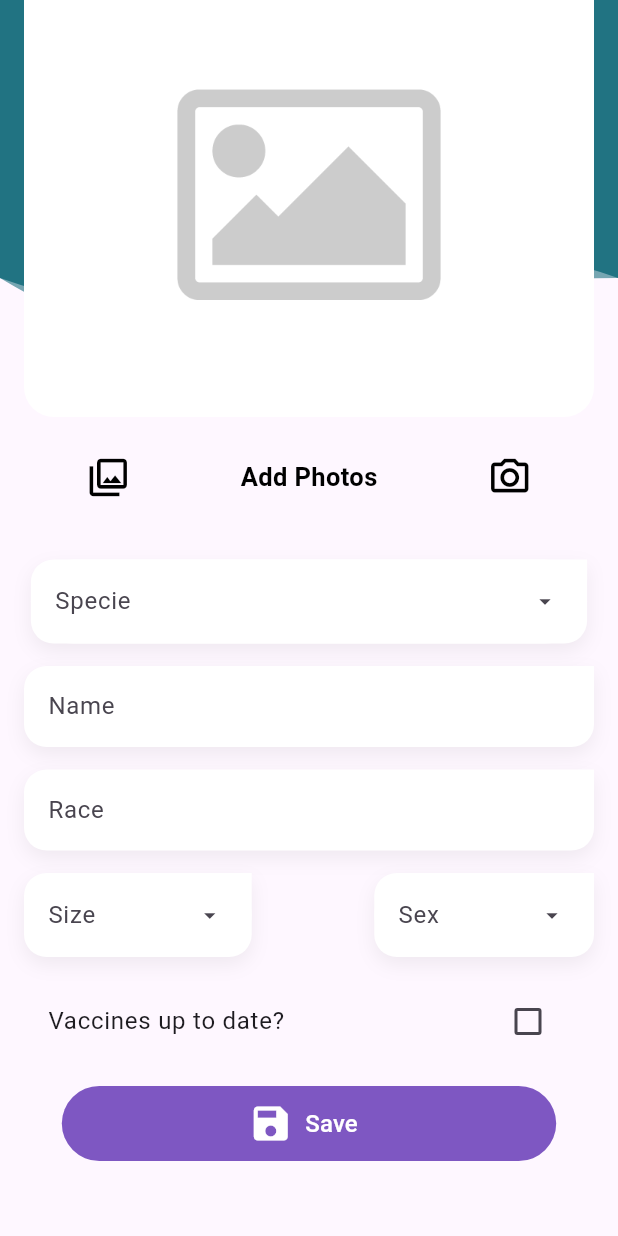
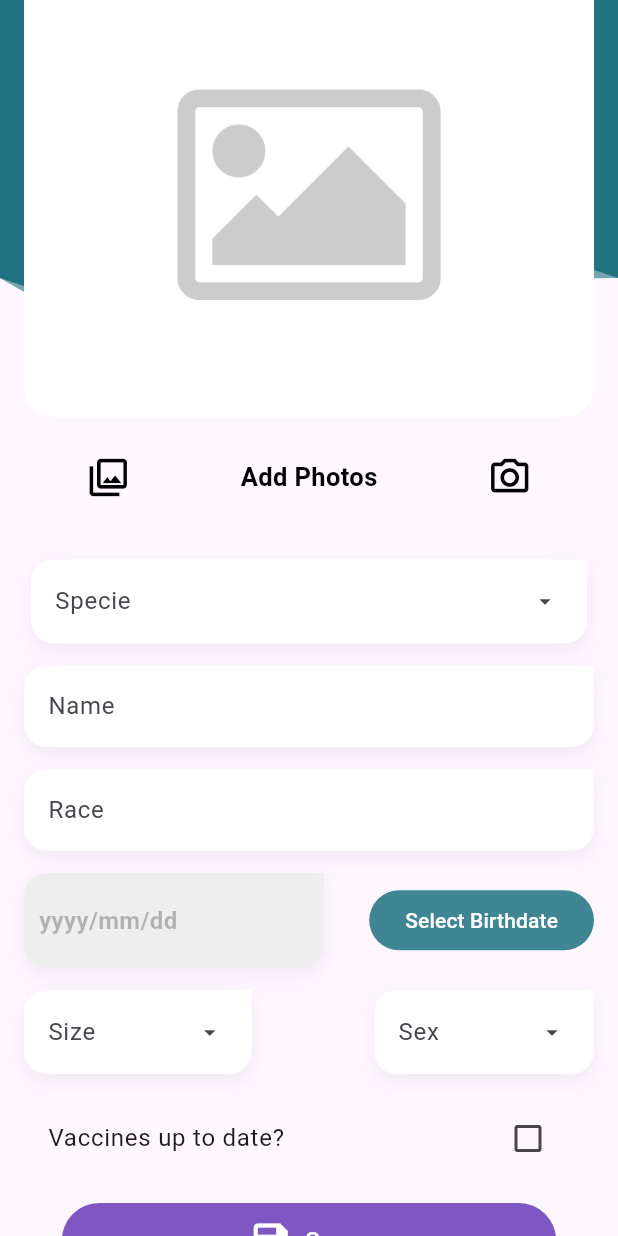
Before and after one commit to jnproyects/pets-app, a Flutter app: the AddPetScreen screen opened by its route, scrolled down 223 dp, on a phone screen of 412 x 824 dp. Run offline on Flutter 3.47's test engine with Material 3 defaults, Android fonts, the phone set to English and light mode, and no system bars; our stand-ins replace animate_do, bloc, equatable, flutter_bloc, formz, go_router and 2 more; missing offline and left inert: age_calculator, dart_date; accounts and stored records are empty; generated files the repository leaves out were written again.

Commit message:
birthdate and age calculate implemented

```diff
--- /dev/null
+++ b/lib/config/helpers/get_age.dart
@@ -0,0 +1,10 @@
+
+
+
+import 'package:flutter/material.dart';
+
+DateTime selectedDate = DateTime.now();
+
+void getAge( String s ){
+
+}
--- a/lib/domain/entities/pet.dart
+++ b/lib/domain/entities/pet.dart
@@ -1,15 +1,12 @@
 import 'package:isar/isar.dart';
-// import 'package:uuid/uuid.dart';
 
 part 'pet.g.dart';
 
 @collection
 class Pet {
 
-  // Id? id = int.parse( const Uuid().v4() );
   Id? id;
 
-  // final String petId = const Uuid().v4();
   final String name;
   final String race;
   final String age;
--- a/lib/main.dart
+++ b/lib/main.dart
@@ -13,9 +13,6 @@ void main() async {
         BlocProvider(
           create: ( _ ) => PetsCubit(),
         ),
-        // BlocProvider(
-        //   create: ( _ ) => RegisterCubit()
-        // )
       ],
       child: const MyApp()
     )
--- a/lib/presentation/cubits/pets/register/register_state.dart
+++ b/lib/presentation/cubits/pets/register/register_state.dart
@@ -9,7 +9,8 @@ class RegisterFormState extends Equatable {
   final bool isValid;
   final Name name;
   final Race race;
-  final Age age;
+  // final Age age;
+  final DateTime? age;
   final Sex sex;
   final Specie specie;
   final Size size;
@@ -24,7 +25,8 @@ class RegisterFormState extends Equatable {
     this.isValid = false,
     this.name = const Name.pure(),
     this.race = const Race.pure(),
-    this.age = const Age.pure(),
+    // this.age = const Age.pure(),
+    this.age,
     this.sex = const Sex.pure(),
     this.specie = const Specie.pure(),
     this.size = const Size.pure(),
@@ -39,7 +41,8 @@ class RegisterFormState extends Equatable {
     bool? isValid,
     Name? name,
     Race? race,
-    Age? age,
+    // Age? age,
+    DateTime? age,
     Sex? sex,
     Specie? specie,
     Size? size,
--- a/lib/presentation/screens/add_pet_screen.dart
+++ b/lib/presentation/screens/add_pet_screen.dart
@@ -27,11 +27,11 @@ class AddPetScreen extends StatelessWidget {
 
             SizedBox(
               height: size.height * 0.9,
-              child: HeaderWave()
+              child: const HeaderWave()
             ),
             // HeaderWaveBottom(color: AppTheme.primary),
 
-            _AddPetForm(),
+            const _AddPetForm(),
           ],
         ),
       ),
@@ -53,11 +53,27 @@ class _AddPetForm extends StatelessWidget {
     final petSize = registerCubit.state.size;
     final vaccines = registerCubit.state.vaccines;
     final petImages = registerCubit.state.images;
+    final age = registerCubit.state.age;
 
     final size = MediaQuery.of(context).size;
 
-    // final firstDate = DateTime(DateTime.now().year - 120);
-    // final lastDate = DateTime.now();
+    // DateTime selectedDate = ( age == null ) ? DateTime.now().toLocal() : age.toLocal();
+    DateTime? selectedDate = age;
+
+    Future<void> selectDate(BuildContext context) async {
+
+      final DateTime? picked = await showDatePicker(
+        context: context,
+        initialDate: selectedDate,
+        firstDate: DateTime( 2010 ),
+        lastDate: DateTime.now().toLocal(),
+      );
+
+      if (picked != null && picked != selectedDate) {
+        registerCubit.ageChanged( picked.toLocal() );
+      }
+
+    }
 
     return SafeArea(
       child: SingleChildScrollView(
@@ -205,30 +221,43 @@ class _AddPetForm extends StatelessWidget {
 
                     const SizedBox(height: 15),
 
-                    // Container(
-                    //   decoration: const BoxDecoration(
-                    //     color: Colors.white,
-                    //     borderRadius: BorderRadius.only( topRight: Radius.circular(10), bottomLeft: Radius.circular(10), ),
+                    Row(
+                      mainAxisAlignment: MainAxisAlignment.spaceBetween,
+                      children: <Widget>[
 
-                    //   ),
-                    //   child: InputDatePickerFormField(
-                    //     // initialDate: DateTime.now(),
-                    //     firstDate: firstDate,
-                    //     lastDate: lastDate,
-                    //     acceptEmptyDate: true,
-                    //     fieldLabelText: 'Birthdate',
-                    //     onDateSubmitted: ( date ) {
-                    //       print(date);
-                    //     },
-                    //     onDateSaved: ( date ) {
-                    //       print(date);
-                    //     },
+                        Expanded(
+                          child: Container(
+                            padding: const EdgeInsets.only( top: 20, bottom: 20, left: 10, right: 20 ),
+                            decoration: BoxDecoration(
+                              color: Colors.grey[200],
+                              borderRadius: const BorderRadius.only(topLeft: Radius.circular(15), bottomLeft: Radius.circular(15), bottomRight: Radius.circular(15) ),
+                              boxShadow: [
+                                BoxShadow(
+                                  color: Colors.black.withOpacity(0.06),
+                                  blurRadius: 10,
+                                  offset: const Offset(0,5)
+                                )
+                              ]
+                            ),
+                            child: Text(
+                              ( selectedDate == null ) ? "yyyy/mm/dd" : "${ selectedDate.toLocal() }".split(' ')[0],
+                              style: const TextStyle( color: Colors.black26, fontSize: 16, fontWeight: FontWeight.bold ),
 
+                            ),
+                          ),
+                        ),
 
-                    //   ),
-                    // ),
+                        const SizedBox( width: 30 ),
 
-                    // const SizedBox(height: 15),
+                        ElevatedButton(
+                          onPressed: () => selectDate(context),
+                          child: const Text('Select Birthdate'),
+                        ),
+
+                      ],
+                    ),
+
+                    const SizedBox(height: 15),
 
                     Row(
                       mainAxisAlignment: MainAxisAlignment.spaceBetween,
--- a/lib/presentation/widgets/image_gallery.dart
+++ b/lib/presentation/widgets/image_gallery.dart
@@ -47,7 +47,6 @@ class _Slides extends StatefulWidget {
   final bool isEdit;
 
   const _Slides({
-    super.key,
     required this.images,
     required this.isEdit,
   });
@@ -328,7 +327,6 @@ class _Dot extends StatelessWidget {
   final double bulletSecundario;
 
   const _Dot({
-    super.key,
     required this.index,
     required this.dotsUp,
     required this.colorPrimario,
@@ -374,7 +372,6 @@ class _FullScreenPetImage extends StatelessWidget {
 
 
   const _FullScreenPetImage({
-    super.key,
     required this.imageUrl,
     required this.tag,
   });
--- a/lib/presentation/widgets/widgets.dart
+++ b/lib/presentation/widgets/widgets.dart
@@ -3,5 +3,4 @@ export 'custom_drodown_menu.dart';
 export 'headers.dart';
 export 'image_gallery.dart';
 export 'inputs/custom_text_form_field.dart';
-export 'pet_images_slideshow.dart';
 export 'side_menu.dart';
--- a/lib/shared/services/notifications_service.dart
+++ b/lib/shared/services/notifications_service.dart
@@ -37,7 +37,7 @@ class NotificationsService {
               // onPressed: () => context.pop(),
               // onPressed: (){},
               onPressed: () => Navigator.pop(context, 'ok'),
-              child: Text(okButtonText, style: TextStyle( color: Colors.red ))
+              child: Text(okButtonText, style: const TextStyle( color: Colors.red ))
             )
 
           ],
--- a/pubspec.yaml
+++ b/pubspec.yaml
@@ -28,10 +28,11 @@ environment:
 # the latest version available on pub.dev. To see which dependencies have newer
 # versions available, run `flutter pub outdated`.
 dependencies:
+  age_calculator: ^1.0.0
   animate_do: ^3.1.2
   bloc: ^8.1.2
-  card_swiper: ^3.0.1
   cupertino_icons: ^1.0.2
+  dart_date: ^1.3.2
   equatable: ^2.0.5
   flutter:
     sdk: flutter
@@ -42,7 +43,6 @@ dependencies:
   isar: ^3.1.0+1
   isar_flutter_libs: ^3.1.0+1
   path_provider: ^2.1.1
-  uuid: ^4.2.1
 
 dev_dependencies:
   build_runner: ^2.4.6
```
Also changed, not shown: lib/presentation/cubits/pets/register/register_cubit.dart (+47 -17 lines), lib/presentation/screens/home_screen.dart (+3 -4 lines), lib/presentation/views/details_pet_view.dart (+10 -11 lines), lib/presentation/views/edit_pet_view.dart (+62 -1 lines), lib/presentation/widgets/custom_card copy.dart (deleted, +0 -69 lines), lib/presentation/widgets/pet_images_slideshow.dart (deleted, +0 -114 lines), pubspec.lock.
